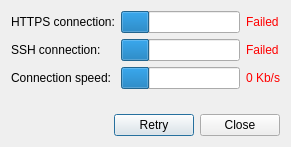
Old version of the form contest.ui in the repository zoltan-ongithub/x2goclient-qt5.
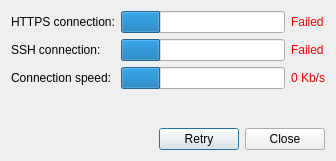
New version of the form.

What changed in the file:
```diff
--- a/contest.ui
+++ b/contest.ui
@@ -6,8 +6,8 @@
    <rect>
     <x>0</x>
     <y>0</y>
-    <width>291</width>
-    <height>147</height>
+    <width>336</width>
+    <height>161</height>
    </rect>
   </property>
   <property name="windowTitle">
```
Left out of the diff: 1 changed line with no effect on the pictures.
